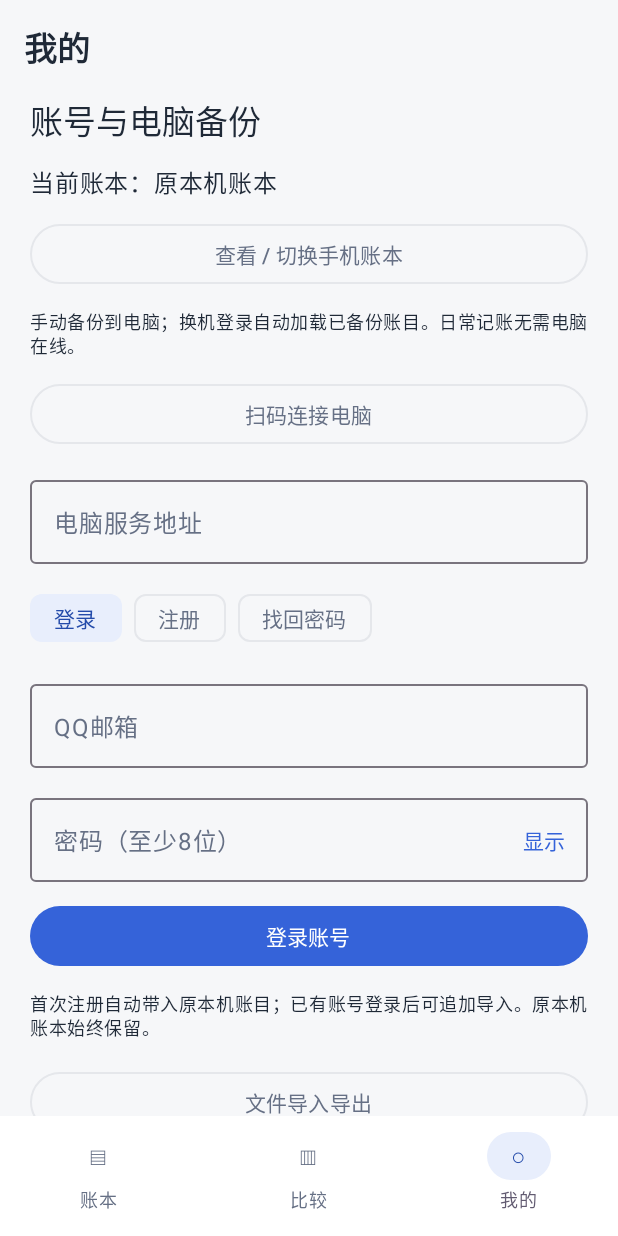
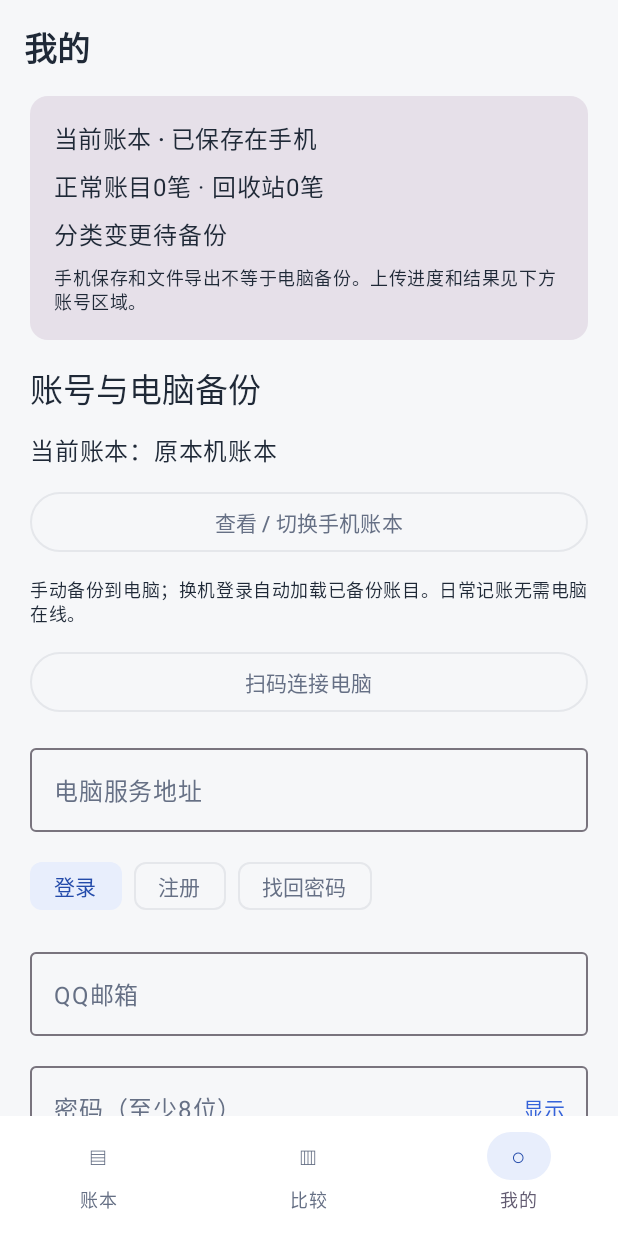
Before and after one commit to wambiton/daily-ledger, an Android app built with Jetpack Compose: the screen it shows after launch (MainActivity), item 3 of the bottom bar chosen, on a phone screen of 412 x 824 dp. Run offline under Robolectric (Android 15) with nearby library versions, the phone set to English and light mode, and no system bars; our stand-ins replace Room's generated code; libraries missing offline, so code that uses them is left out: com.journeyapps.barcodescanner; 2 statements that could not run were skipped.

Commit message:
feat: show per-book backup state and track expired trash changes

```diff
--- a/android/app/src/main/java/com/personal/ledger/data/LedgerRepository.kt
+++ b/android/app/src/main/java/com/personal/ledger/data/LedgerRepository.kt
@@ -15,7 +15,9 @@ class LedgerRepository(private val db: LedgerDatabase, val owner: String) {
     companion object { const val RETENTION_MS = 30L * 24 * 60 * 60 * 1000 }
 
     suspend fun purgeExpired(now: Long = System.currentTimeMillis()): Int = db.withTransaction {
-        // Keep deletion operations pending until a full snapshot is acknowledged.
+        // Expiry changes the next full snapshot, including previously backed-up trash.
+        dao.allEntries(owner).filter { it.deletedAt != null && it.deletedAt <= now - RETENTION_MS }
+            .forEach { queueEntry(it, "delete") }
         dao.purgeTrash(owner, now - RETENTION_MS)
     }
 
--- a/android/app/src/main/java/com/personal/ledger/ui/AccountScreen.kt
+++ b/android/app/src/main/java/com/personal/ledger/ui/AccountScreen.kt
@@ -75,6 +75,8 @@ fun AccountScreen(vm: BackupViewModel) {
     var showBooks by remember { mutableStateOf(false) }
     Column(verticalArrangement = Arrangement.spacedBy(12.dp)) {
         Text("账号与电脑备份", style = MaterialTheme.typography.titleLarge)
+        if(uploading) Text("备份任务进行中：电脑未连接时继续在后台等候。以成功提示为准。")
+        if(waiting) Text("等待电脑连接，手机账目仍然保留。")
         Text("当前账本：${selected?.optString("label") ?: account?.getJSONObject("user")?.getString("email") ?: "原本机账本"}",modifier=Modifier.testTag("current-phone-book"))
         OutlinedButton(onClick={ showBooks=true },enabled=!busy && !uploading,modifier=Modifier.fillMaxWidth().testTag("choose-phone-book")) { Text("查看 / 切换手机账本") }
         Text("手动备份到电脑；换机登录自动加载已备份账目。日常记账无需电脑在线。", style = MaterialTheme.typography.bodySmall)
--- /dev/null
+++ b/android/app/src/main/java/com/personal/ledger/ui/BackupStatusCard.kt
@@ -0,0 +1,37 @@
+package com.personal.ledger.ui
+
+import androidx.compose.foundation.layout.*
+import androidx.compose.material3.*
+import androidx.compose.runtime.*
+import androidx.compose.ui.Modifier
+import androidx.compose.ui.platform.testTag
+import androidx.compose.ui.unit.dp
+import androidx.lifecycle.compose.collectAsStateWithLifecycle
+import com.personal.ledger.domain.Rules
+import java.time.Instant
+import java.time.format.DateTimeFormatter
+
+@Composable
+fun BackupStatusCard(vm: LedgerViewModel) {
+    val entries by vm.entries.collectAsStateWithLifecycle()
+    val trash by vm.trash.collectAsStateWithLifecycle()
+    val changes by vm.pending.collectAsStateWithLifecycle()
+    val pending by vm.pendingEntries.collectAsStateWithLifecycle()
+    val state by vm.backupState.collectAsStateWithLifecycle()
+    Card(Modifier.fillMaxWidth().testTag("local-backup-summary")) {
+        Column(Modifier.padding(16.dp),verticalArrangement=Arrangement.spacedBy(8.dp)) {
+            Text("当前账本 · 已保存在手机",style=MaterialTheme.typography.titleMedium)
+            Text("正常账目${entries.size}笔 · 回收站${trash.size}笔")
+            Text(when {
+                pending > 0 -> "${pending}笔账目变更待备份（同一笔多次修改只算一笔）"
+                changes > 0 -> "分类变更待备份"
+                state?.lastSuccessAt == null -> "尚无电脑备份成功记录"
+                else -> "当前手机账本没有待上传修改"
+            },modifier=Modifier.testTag("pending-backup-summary"))
+            state?.lastSuccessAt?.let { time ->
+                Text("最近与电脑确认：${Instant.ofEpochMilli(time).atZone(Rules.zone).format(DateTimeFormatter.ofPattern("yyyy-MM-dd HH:mm"))} · 第${state?.cursor}版")
+            }
+            Text("手机保存和文件导出不等于电脑备份。上传进度和结果见下方账号区域。",style=MaterialTheme.typography.bodySmall)
+        }
+    }
+}
--- a/android/app/src/main/java/com/personal/ledger/ui/LedgerApp.kt
+++ b/android/app/src/main/java/com/personal/ledger/ui/LedgerApp.kt
@@ -127,6 +127,7 @@ fun LedgerApp(vm: LedgerViewModel = viewModel(), externalBusy: Boolean = false,
                         ComparisonScreen(entries, categories) { detailId = it.id; route = "detail" }
                     }
                 } else {
+                    BackupStatusCard(vm)
                     if(accountContent != null) {
                         accountContent()
                     } else {
--- a/android/app/src/main/java/com/personal/ledger/ui/LedgerViewModel.kt
+++ b/android/app/src/main/java/com/personal/ledger/ui/LedgerViewModel.kt
@@ -20,6 +20,8 @@ class LedgerViewModel @JvmOverloads constructor(application: Application, privat
     private val db = LedgerDatabases.acquire(application, databaseName)
     private val repo = LedgerRepository(db, owner)
     val pending = repo.pendingCount.stateIn(viewModelScope, SharingStarted.WhileSubscribed(5000), 0)
+    val pendingEntries = db.ledger().pendingEntries(owner).stateIn(viewModelScope, SharingStarted.WhileSubscribed(5000), 0)
+    val backupState = db.ledger().observeBackupState(owner).stateIn(viewModelScope, SharingStarted.WhileSubscribed(5000), null)
     val categories = repo.categories.stateIn(viewModelScope, SharingStarted.WhileSubscribed(5000), emptyList())
     val entries = repo.entries.stateIn(viewModelScope, SharingStarted.WhileSubscribed(5000), emptyList())
     val trash = repo.trash.stateIn(viewModelScope, SharingStarted.WhileSubscribed(5000), emptyList())
```
Also changed, not shown: 3 other files.
